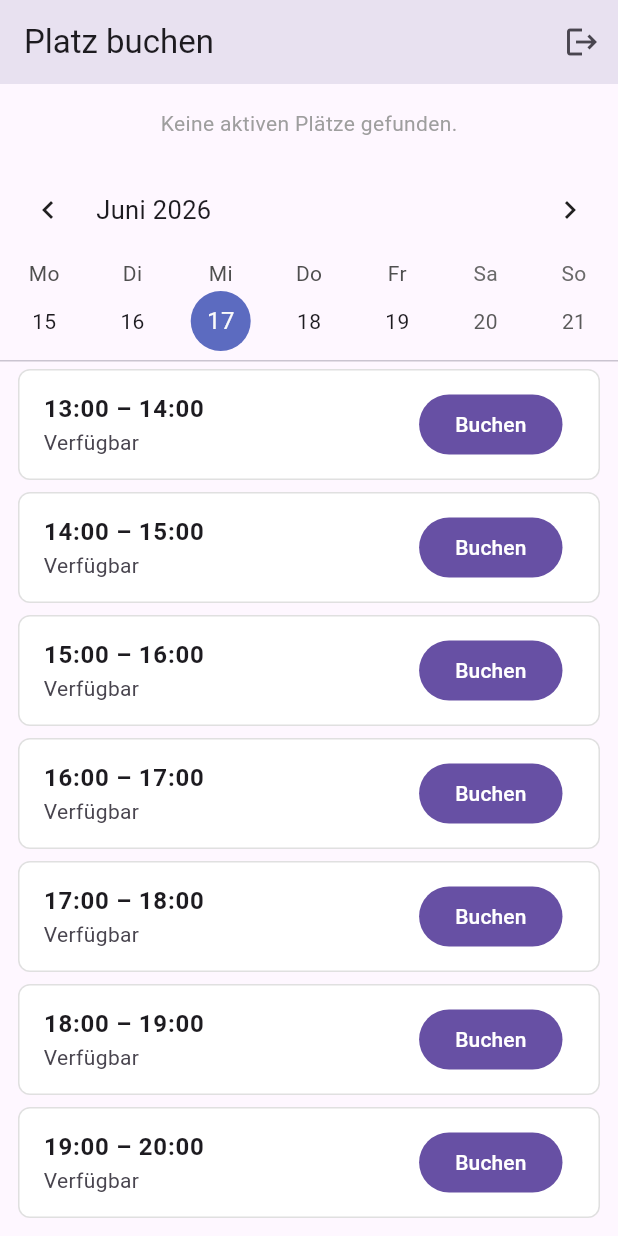
After one commit to V-Nessa-ai/platzfrei, a Flutter app: the BookingScreen screen opened directly, scrolled down 420 dp, after a tap on "Buchen", after a tap on the "logout" icon, on a phone screen of 412 x 824 dp. The commit adds this screen. Run offline on Flutter 3.47's test engine with Material 3 defaults, Android fonts, the phone set to English and light mode, and no system bars; drawn by our look-alikes of table_calendar; our stand-ins replace flutter_riverpod, go_router, supabase, supabase_flutter; accounts and stored records are empty.

Commit message:
Add booking screen with calendar and time slots

```diff
--- /dev/null
+++ b/lib/booking_screen.dart
@@ -0,0 +1,317 @@
+import 'package:flutter/material.dart';
+import 'package:intl/intl.dart';
+import 'package:table_calendar/table_calendar.dart';
+
+import 'main.dart';
+
+class BookingScreen extends StatefulWidget {
+  const BookingScreen({super.key});
+
+  @override
+  State<BookingScreen> createState() => _BookingScreenState();
+}
+
+class _BookingScreenState extends State<BookingScreen> {
+  DateTime _selectedDay = DateTime.now();
+  DateTime _focusedDay = DateTime.now();
+
+  List<Map<String, dynamic>> _courts = [];
+  String? _selectedCourtId;
+  String? _selectedCourtName;
+
+  List<Map<String, dynamic>> _bookings = [];
+  bool _loading = false;
+
+  @override
+  void initState() {
+    super.initState();
+    _loadCourts();
+  }
+
+  Future<void> _loadCourts() async {
+    try {
+      final data = await supabase
+          .from('courts')
+          .select()
+          .eq('is_active', true);
+      setState(() {
+        _courts = List<Map<String, dynamic>>.from(data);
+        if (_courts.isNotEmpty) {
+          _selectedCourtId = _courts.first['id'];
+          _selectedCourtName = _courts.first['name'];
+          _loadBookings();
+        }
+      });
+    } catch (e) {
+      _showError('Plätze konnten nicht geladen werden: $e');
+    }
+  }
+
+  Future<void> _loadBookings() async {
+    if (_selectedCourtId == null) return;
+    setState(() => _loading = true);
+
+    final start = DateTime(_selectedDay.year, _selectedDay.month, _selectedDay.day);
+    final end = start.add(const Duration(days: 1));
+
+    try {
+      final data = await supabase
+          .from('bookings')
+          .select('*, profiles(display_name)')
+          .eq('court_id', _selectedCourtId!)
+          .eq('status', 'confirmed')
+          .gte('start_time', start.toIso8601String())
+          .lt('start_time', end.toIso8601String());
+      setState(() => _bookings = List<Map<String, dynamic>>.from(data));
+    } catch (e) {
+      _showError('Buchungen konnten nicht geladen werden: $e');
+    } finally {
+      setState(() => _loading = false);
+    }
+  }
+
+  Future<void> _book(DateTime start, DateTime end) async {
+    final userId = supabase.auth.currentUser?.id;
+    if (userId == null) return;
+
+    try {
+      await supabase.from('bookings').insert({
+        'court_id': _selectedCourtId,
+        'profile_id': userId,
+        'start_time': start.toIso8601String(),
+        'end_time': end.toIso8601String(),
+        'status': 'confirmed',
+      });
+      await _loadBookings();
+      if (mounted) {
+        ScaffoldMessenger.of(context).showSnackBar(
+          SnackBar(
+            content: Text('Gebucht: ${DateFormat('HH:mm').format(start)} – ${DateFormat('HH:mm').format(end)}'),
+            backgroundColor: Colors.green,
+          ),
+        );
+      }
+    } catch (e) {
+      _showError('Buchung fehlgeschlagen: $e');
+    }
+  }
+
+  void _showError(String msg) {
+    if (!mounted) return;
+    ScaffoldMessenger.of(context).showSnackBar(
+      SnackBar(content: Text(msg), backgroundColor: Colors.red),
+    );
+  }
+
+  List<_TimeSlot> _buildSlots() {
+    final slots = <_TimeSlot>[];
+    final slotMinutes = _courts.isEmpty ? 60 :
+        (_courts.firstWhere((c) => c['id'] == _selectedCourtId,
+            orElse: () => _courts.first)['slot_minutes'] ?? 60);
+
+    var current = DateTime(_selectedDay.year, _selectedDay.month, _selectedDay.day, 8, 0);
+    final dayEnd = DateTime(_selectedDay.year, _selectedDay.month, _selectedDay.day, 20, 0);
+
+    while (current.isBefore(dayEnd)) {
+      final slotEnd = current.add(Duration(minutes: slotMinutes));
+      final isBooked = _bookings.any((b) {
+        final bStart = DateTime.parse(b['start_time']);
+        return bStart.hour == current.hour && bStart.minute == current.minute;
+      });
+      final booking = isBooked ? _bookings.firstWhere((b) {
+        final bStart = DateTime.parse(b['start_time']);
+        return bStart.hour == current.hour && bStart.minute == current.minute;
+      }) : null;
+
+      final isOwnBooking = booking != null &&
+          booking['profile_id'] == supabase.auth.currentUser?.id;
+
+      slots.add(_TimeSlot(
+        start: current,
+        end: slotEnd,
+        isBooked: isBooked,
+        isOwn: isOwnBooking,
+        bookedBy: booking?['profiles']?['display_name'],
+      ));
+      current = slotEnd;
+    }
+    return slots;
+  }
+
+  @override
+  Widget build(BuildContext context) {
+    final slots = _buildSlots();
+    final isPast = _selectedDay.isBefore(
+        DateTime.now().subtract(const Duration(days: 1)));
+
+    return Scaffold(
+      appBar: AppBar(
+        title: const Text('Platz buchen'),
+        actions: [
+          IconButton(
+            icon: const Icon(Icons.logout),
+            onPressed: () async {
+              await supabase.auth.signOut();
+              if (context.mounted) {
+                Navigator.of(context).pushReplacementNamed('/login');
+              }
+            },
+          ),
+        ],
+      ),
+      body: Column(
+        children: [
+          // Platzselektor
+          if (_courts.isNotEmpty)
+            Padding(
+              padding: const EdgeInsets.fromLTRB(16, 12, 16, 0),
+              child: DropdownButtonFormField<String>(
+                value: _selectedCourtId,
+                decoration: const InputDecoration(
+                  labelText: 'Platz',
+                  border: OutlineInputBorder(),
+                  contentPadding: EdgeInsets.symmetric(horizontal: 12, vertical: 8),
+                ),
+                items: _courts.map((c) => DropdownMenuItem(
+                  value: c['id'] as String,
+                  child: Text(c['name'] as String),
+                )).toList(),
+                onChanged: (val) {
+                  setState(() {
+                    _selectedCourtId = val;
+                    _selectedCourtName = _courts
+                        .firstWhere((c) => c['id'] == val)['name'];
+                  });
+                  _loadBookings();
+                },
+              ),
+            ),
+
+          if (_courts.isEmpty)
+            const Padding(
+              padding: EdgeInsets.all(16),
+              child: Text('Keine aktiven Plätze gefunden.',
+                  style: TextStyle(color: Colors.grey)),
+            ),
+
+          // Kalender
+          TableCalendar(
+            firstDay: DateTime.now().subtract(const Duration(days: 30)),
+            lastDay: DateTime.now().add(const Duration(days: 90)),
+            focusedDay: _focusedDay,
+            selectedDayPredicate: (d) => isSameDay(d, _selectedDay),
+            calendarFormat: CalendarFormat.week,
+            startingDayOfWeek: StartingDayOfWeek.monday,
+            headerStyle: const HeaderStyle(formatButtonVisible: false),
+            onDaySelected: (selected, focused) {
+              setState(() {
+                _selectedDay = selected;
+                _focusedDay = focused;
+              });
+              _loadBookings();
+            },
+            locale: 'de_DE',
+          ),
+
+          const Divider(height: 1),
+
+          // Zeitslots
+          Expanded(
+            child: _loading
+                ? const Center(child: CircularProgressIndicator())
+                : slots.isEmpty
+                    ? const Center(child: Text('Keine Zeitslots verfügbar.'))
+                    : ListView.separated(
+                        padding: const EdgeInsets.all(12),
+                        itemCount: slots.length,
+                        separatorBuilder: (_, __) => const SizedBox(height: 8),
+                        itemBuilder: (context, i) {
+                          final slot = slots[i];
+                          return _SlotTile(
+                            slot: slot,
+                            isPast: isPast || slot.start.isBefore(DateTime.now()),
+                            onBook: () => _book(slot.start, slot.end),
+                          );
+                        },
+                      ),
+          ),
+        ],
+      ),
+    );
+  }
+}
+
+class _TimeSlot {
+  final DateTime start;
+  final DateTime end;
+  final bool isBooked;
+  final bool isOwn;
+  final String? bookedBy;
+
+  const _TimeSlot({
+    required this.start,
+    required this.end,
+    required this.isBooked,
+    required this.isOwn,
+    this.bookedBy,
+  });
+}
+
+class _SlotTile extends StatelessWidget {
+  const _SlotTile({
+    required this.slot,
+    required this.isPast,
+    required this.onBook,
+  });
+
+  final _TimeSlot slot;
+  final bool isPast;
+  final VoidCallback onBook;
+
+  @override
+  Widget build(BuildContext context) {
+    final timeLabel =
+        '${DateFormat('HH:mm').format(slot.start)} – ${DateFormat('HH:mm').format(slot.end)}';
+
+    Color bgColor;
+    String label;
+    bool canBook;
+
+    if (slot.isOwn) {
+      bgColor = Colors.green.shade100;
+      label = 'Deine Buchung';
+      canBook = false;
+    } else if (slot.isBooked) {
+      bgColor = Colors.red.shade50;
+      label = slot.bookedBy != null ? 'Gebucht von ${slot.bookedBy}' : 'Gebucht';
+      canBook = false;
+    } else if (isPast) {
+      bgColor = Colors.grey.shade100;
+      label = 'Vergangen';
+      canBook = false;
+    } else {
+      bgColor = Colors.white;
+      label = 'Verfügbar';
+      canBook = true;
+    }
+
+    return Container(
+      decoration: BoxDecoration(
+        color: bgColor,
+        borderRadius: BorderRadius.circular(8),
+        border: Border.all(color: Colors.grey.shade300),
+      ),
+      child: ListTile(
+        title: Text(timeLabel,
+            style: const TextStyle(fontWeight: FontWeight.bold)),
+        subtitle: Text(label),
+        trailing: canBook
+            ? FilledButton(
+                onPressed: onBook,
+                child: const Text('Buchen'),
+              )
+            : null,
+      ),
+    );
+  }
+}
--- a/lib/main.dart
+++ b/lib/main.dart
@@ -1,6 +1,8 @@
 import 'package:flutter/material.dart';
 import 'package:flutter_riverpod/flutter_riverpod.dart';
 import 'package:supabase/supabase.dart';
+
+import 'booking_screen.dart';
 
 late final SupabaseClient supabase;
 
@@ -62,7 +64,7 @@ class _LoginScreenState extends State<LoginScreen> {
       );
       if (mounted) {
         Navigator.of(context).pushReplacement(
-          MaterialPageRoute(builder: (_) => const HomeScreen()),
+          MaterialPageRoute(builder: (_) => const BookingScreen()),
         );
       }
     } catch (e) {
@@ -126,37 +128,6 @@ class _LoginScreenState extends State<LoginScreen> {
   }
 }
 
-class HomeScreen extends StatelessWidget {
-  const HomeScreen({super.key});
-
-  @override
-  Widget build(BuildContext context) {
-    return Scaffold(
-      appBar: AppBar(
-        title: const Text('Platzfrei'),
-        actions: [
-          IconButton(
-            icon: const Icon(Icons.logout),
-            onPressed: () async {
-              await supabase.auth.signOut();
-              if (context.mounted) {
-                Navigator.of(context).pushReplacement(
-                  MaterialPageRoute(builder: (_) => const LoginScreen()),
-                );
-              }
-            },
-          ),
-        ],
-      ),
-      body: const Center(child: Text('Willkommen bei Platzfrei!')),
-      floatingActionButton: FloatingActionButton.extended(
-        onPressed: () {},
-        icon: const Icon(Icons.add),
-        label: const Text('Platz buchen'),
-      ),
-    );
-  }
-}
 
 class _ErrorApp extends StatelessWidget {
   const _ErrorApp(this.message);
--- a/pubspec.yaml
+++ b/pubspec.yaml
@@ -13,6 +13,8 @@ dependencies:
   flutter_riverpod: ^2.5.1
   go_router: ^14.2.0
   supabase: ^2.0.0
+  table_calendar: ^3.1.0
+  intl: ^0.19.0
 
 dev_dependencies:
   flutter_test:
```
